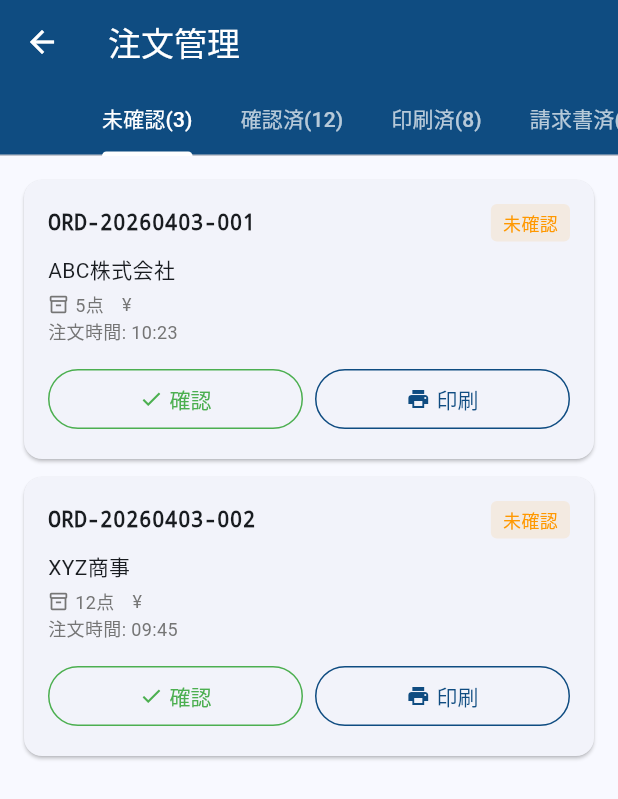
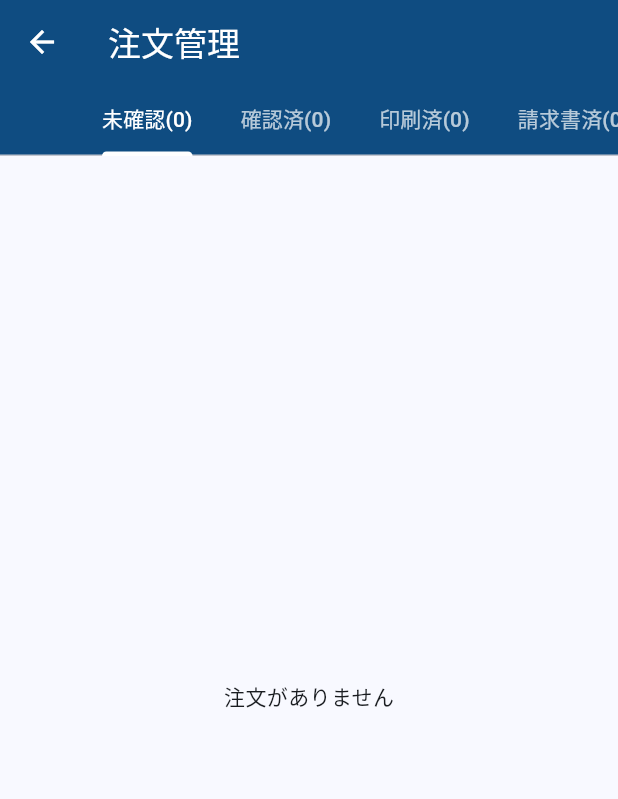
Before and after one commit to huch0310-alt/japannew, a Flutter app: the OrderManagementScreen screen opened by its route, on a phone screen of 412 x 824 dp. Shown: the top 799 px of the screen. Run offline on Flutter 3.47's test engine with Material 3 defaults, Android fonts, the phone set to English and light mode, and no system bars; our stand-ins replace image_picker, shared_preferences, supabase_flutter; accounts and stored records are empty; Roboto replaces fonts that are missing (Noto Sans JP).

Commit message:
feat(flutter): complete Supabase integration for remaining screens
- OrderManagementScreen: use OrderProvider.loadAllOrders() with status tabs
- ProductUploadScreen: use ProductProvider.uploadProduct() with form validation
- CategoryScreen: new screen with category filter and product grid
- MainScreen: updated bottom nav with 4 tabs (home/category/cart/history)
- Added assets/images/ directory for static assets

Co-Authored-By: Claude Opus 4.6 <noreply@anthropic.com>

```diff
--- a/flutter-app/lib/staff/screens/order_management_screen.dart
+++ b/flutter-app/lib/staff/screens/order_management_screen.dart
@@ -1,47 +1,86 @@
 import 'package:flutter/material.dart';
+import 'package:provider/provider.dart';
+import 'package:intl/intl.dart';
+import '../../providers/order_provider.dart';
 
-class OrderManagementScreen extends StatelessWidget {
+class OrderManagementScreen extends StatefulWidget {
   const OrderManagementScreen({super.key});
 
   @override
+  State<OrderManagementScreen> createState() => _OrderManagementScreenState();
+}
+
+class _OrderManagementScreenState extends State<OrderManagementScreen> with SingleTickerProviderStateMixin {
+  late TabController _tabController;
+  bool _isLoading = true;
+
+  @override
+  void initState() {
+    super.initState();
+    _tabController = TabController(length: 4, vsync: this);
+    _loadOrders();
+  }
+
+  @override
+  void dispose() {
+    _tabController.dispose();
+    super.dispose();
+  }
+
+  Future<void> _loadOrders() async {
+    setState(() => _isLoading = true);
+    await context.read<OrderProvider>().loadAllOrders();
+    setState(() => _isLoading = false);
+  }
+
+  @override
   Widget build(BuildContext context) {
-    return DefaultTabController(
-      length: 4,
-      child: Scaffold(
+    final orderProvider = context.watch<OrderProvider>();
+
+    return Scaffold(
       appBar: AppBar(
         title: const Text('注文管理'),
         backgroundColor: const Color(0xFF0F4C81),
         foregroundColor: Colors.white,
-          bottom: const TabBar(
+        bottom: TabBar(
+          controller: _tabController,
           labelColor: Colors.white,
           unselectedLabelColor: Colors.white70,
           indicatorColor: Colors.white,
           isScrollable: true,
           tabs: [
-              Tab(text: '未確認(3)'),
-              Tab(text: '確認済(12)'),
-              Tab(text: '印刷済(8)'),
-              Tab(text: '請求書済(5)'),
+            Tab(text: '未確認(${orderProvider.pendingOrders.length})'),
+            Tab(text: '確認済(${orderProvider.confirmedOrders.length})'),
+            Tab(text: '印刷済(${orderProvider.printedOrders.length})'),
+            Tab(text: '請求書済(${orderProvider.invoicedOrders.length})'),
           ],
         ),
       ),
-        body: TabBarView(
+      body: _isLoading
+          ? const Center(child: CircularProgressIndicator())
+          : TabBarView(
+              controller: _tabController,
               children: [
-            _OrderList(status: 'pending'),
-            _OrderList(status: 'confirmed'),
-            _OrderList(status: 'printed'),
-            _OrderList(status: 'invoiced'),
+                _OrderList(orders: orderProvider.pendingOrders, status: 'pending', onRefresh: _loadOrders),
+                _OrderList(orders: orderProvider.confirmedOrders, status: 'confirmed', onRefresh: _loadOrders),
+                _OrderList(orders: orderProvider.printedOrders, status: 'printed', onRefresh: _loadOrders),
+                _OrderList(orders: orderProvider.invoicedOrders, status: 'invoiced', onRefresh: _loadOrders),
               ],
-        ),
             ),
     );
   }
 }
 
 class _OrderList extends StatelessWidget {
+  final List orders;
   final String status;
+  final Future<void> Function() onRefresh;
 
-  const _OrderList({required this.status});
+  const _OrderList({
+    required this.orders,
+    required this.status,
+    required this.onRefresh,
+  });
 
   static const Map<String, String> _statusLabels = {
     'pending': '未確認',
@@ -59,15 +98,16 @@ class _OrderList extends StatelessWidget {
 
   @override
   Widget build(BuildContext context) {
-    final orders = [
-      {'id': 'ORD-20260403-001', 'customer': 'ABC株式会社', 'total': 45600, 'items': 5, 'time': '10:23'},
-      {'id': 'ORD-20260403-002', 'customer': 'XYZ商事', 'total': 123400, 'items': 12, 'time': '09:45'},
-    ];
+    if (orders.isEmpty) {
+      return const Center(child: Text('注文がありません'));
+    }
 
     final statusLabel = _statusLabels[status] ?? '不明';
     final statusColor = _statusColors[status] ?? Colors.grey;
 
-    return ListView.builder(
+    return RefreshIndicator(
+      onRefresh: onRefresh,
+      child: ListView.builder(
         padding: const EdgeInsets.all(16),
         itemCount: orders.length,
         itemBuilder: (context, index) {
@@ -82,11 +122,14 @@ class _OrderList extends StatelessWidget {
                   Row(
                     mainAxisAlignment: MainAxisAlignment.spaceBetween,
                     children: [
-                    Text(order['id'] as String, style: const TextStyle(fontWeight: FontWeight.bold, fontFamily: 'monospace')),
+                      Text(
+                        order.orderNumber,
+                        style: const TextStyle(fontWeight: FontWeight.bold, fontFamily: 'monospace'),
+                      ),
                       Container(
                         padding: const EdgeInsets.symmetric(horizontal: 8, vertical: 4),
                         decoration: BoxDecoration(
-                        color: statusColor.withOpacity(0.1),
+                          color: (statusColor as Color).withAlpha((0.1 * 255).round()),
                           borderRadius: BorderRadius.circular(4),
                         ),
                         child: Text(statusLabel, style: TextStyle(color: statusColor, fontSize: 12)),
@@ -94,24 +137,24 @@ class _OrderList extends StatelessWidget {
                     ],
                   ),
                   const SizedBox(height: 8),
-                Text(order['customer'] as String, style: const TextStyle(fontSize: 14)),
+                  Text('注文日: ${DateFormat('yyyy/MM/dd HH:mm').format(order.createdAt)}'),
                   const SizedBox(height: 4),
                   Row(
                     children: [
                       Icon(Icons.inventory_2_outlined, size: 14, color: Colors.grey[600]),
                       const SizedBox(width: 4),
-                    Text('${order['items']}点', style: TextStyle(color: Colors.grey[600], fontSize: 12)),
+                      Text('${order.items.length}点', style: TextStyle(color: Colors.grey[600], fontSize: 12)),
                       const SizedBox(width: 12),
-                    Text('¥${NumberFormat('#,###').format(order['total'])}', style: TextStyle(color: Colors.grey[600], fontSize: 12)),
+                      Text('¥${NumberFormat('#,###').format(order.totalInTax)}', style: TextStyle(color: Colors.grey[600], fontSize: 12)),
                     ],
                   ),
-                Text('注文時間: ${order['time']}', style: TextStyle(color: Colors.grey[600], fontSize: 12)),
                   const SizedBox(height: 12),
                   Row(
                     children: [
+                      if (status == 'pending')
                         Expanded(
                           child: OutlinedButton(
-                        onPressed: () {},
+                            onPressed: () => _updateStatus(context, order.id, 'confirmed'),
                             style: OutlinedButton.styleFrom(
                               foregroundColor: Colors.green,
                               side: const BorderSide(color: Colors.green),
@@ -126,10 +169,11 @@ class _OrderList extends StatelessWidget {
                             ),
                           ),
                         ),
-                    const SizedBox(width: 8),
+                      if (status == 'pending') const SizedBox(width: 8),
+                      if (status == 'confirmed')
                         Expanded(
                           child: OutlinedButton(
-                        onPressed: () {},
+                            onPressed: () => _updateStatus(context, order.id, 'printed'),
                             style: OutlinedButton.styleFrom(
                               foregroundColor: const Color(0xFF0F4C81),
                               side: const BorderSide(color: Color(0xFF0F4C81)),
@@ -151,6 +195,19 @@ class _OrderList extends StatelessWidget {
             ),
           );
         },
+      ),
+    );
+  }
+
+  Future<void> _updateStatus(BuildContext context, String orderId, String newStatus) async {
+    final success = await context.read<OrderProvider>().updateOrderStatus(orderId, newStatus);
+    if (context.mounted) {
+      ScaffoldMessenger.of(context).showSnackBar(
+        SnackBar(
+          content: Text(success ? '更新しました' : '更新に失敗しました'),
+          backgroundColor: success ? Colors.green : Colors.red,
+        ),
       );
     }
   }
+}
```
Also changed, not shown: flutter-app/lib/customer/screens/category_screen.dart (added, +179 -0 lines), flutter-app/lib/customer/screens/main_screen.dart (+7 -6 lines), flutter-app/lib/staff/screens/product_upload_screen.dart (+115 -15 lines). Lines whose indentation alone changed are shown as unchanged.
